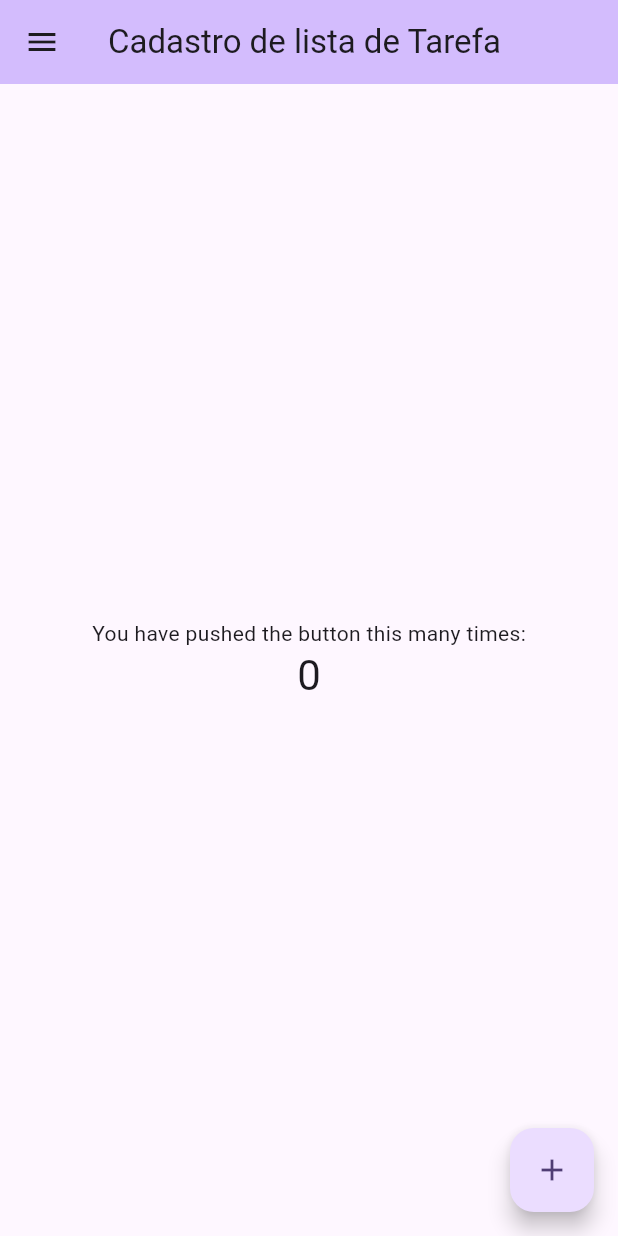
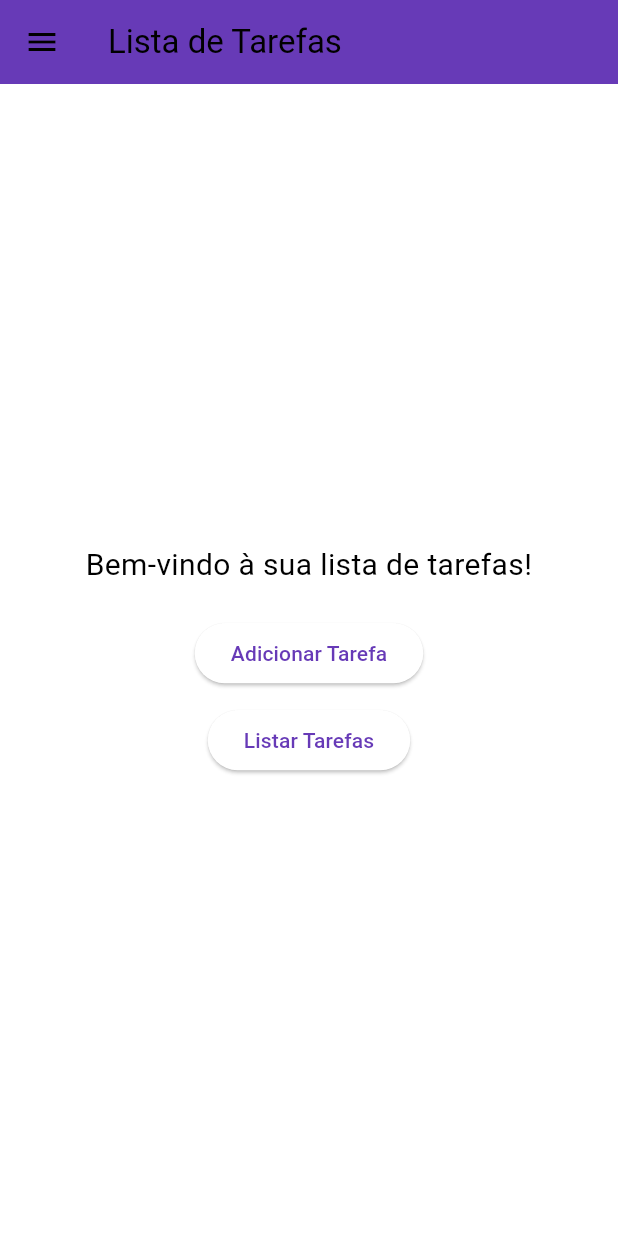
Before and after one commit to Grupo-3-ADS/ToDo-List, a Flutter app: the screen it shows after launch, on a phone screen of 412 x 824 dp. Run offline on Flutter 3.47's test engine with Material 3 defaults, Android fonts, the phone set to English and light mode, and no system bars; our stand-ins replace sqflite, table_calendar; accounts and stored records are empty.

Commit message:
Cadastro básico de tarefa

```diff
--- a/lib/main.dart
+++ b/lib/main.dart
@@ -1,29 +1,34 @@
 import 'package:flutter/material.dart';
-import 'package:lista_tarefas/cadastro_tarefa.dart';
-import 'package:lista_tarefas/lista_tarefa.dart';
+import 'package:lista_tarefas/register_task.dart';
+import 'package:lista_tarefas/task_list.dart';
 
 void main() {
   runApp(const MyApp());
 }
 
 class MyApp extends StatelessWidget {
-  const MyApp({super.key});
+  const MyApp({Key? key}) : super(key: key);
 
   @override
   Widget build(BuildContext context) {
     return MaterialApp(
-      title: 'Cadastro de lista de Tarefa',
+      title: 'Lista de Tarefas',
       theme: ThemeData(
-        colorScheme: ColorScheme.fromSeed(seedColor: Colors.deepPurple),
-        useMaterial3: true,
+        primarySwatch: Colors.deepPurple,
+        colorScheme: ColorScheme.fromSwatch(primarySwatch: Colors.deepPurple),
+        appBarTheme: const AppBarTheme(backgroundColor: Colors.deepPurple),
       ),
-      home: const MyHomePage(title: 'Cadastro de lista de Tarefa'),
+      home: const MyHomePage(title: 'Lista de Tarefas'),
+      routes: {
+        '/register': (context) => const RegisterTask(),
+        '/list': (context) => const TaskList(),
+      },
     );
   }
 }
 
 class MyHomePage extends StatefulWidget {
-  const MyHomePage({super.key, required this.title});
+  const MyHomePage({Key? key, required this.title}) : super(key: key);
 
   final String title;
 
@@ -32,82 +37,66 @@ class MyHomePage extends StatefulWidget {
 }
 
 class _MyHomePageState extends State<MyHomePage> {
-  int _counter = 0;
-
-  void _incrementCounter() {
-    setState(() {
-      _counter++;
-    });
-  }
-
   @override
   Widget build(BuildContext context) {
     return Scaffold(
+      appBar: AppBar(
+        title: Text(widget.title),
+      ),
       drawer: Drawer(
         child: ListView(
           children: [
             UserAccountsDrawerHeader(
-              accountName: Text('Tiago'),
-              accountEmail: Text('tiago@gmail.com'),
+              accountName: Text('Nome do usuário aqui'),
+              accountEmail: Text('email@usuario.com'),
               currentAccountPicture: CircleAvatar(
                 radius: 30.0,
                 backgroundImage: AssetImage('../assets/images/1.png'),
               ),
             ),
             ListTile(
-                leading: Icon(Icons.add),
-                title: Text('Adicionar tarefa'),
-                subtitle: Text('Pode meter aqui'),
-                trailing: Icon(Icons.arrow_forward),
-                onTap: () {
-                  Navigator.push(
-                      context,
-                      MaterialPageRoute(
-                          builder: (context) => cadastroTarefas()));
-                }),
-            ListTile(
-              leading: Icon(Icons.list),
-              title: Text('Minhas tarefas'),
-              subtitle: Text('Tem coisa pra fazer'),
-              trailing: Icon(Icons.arrow_forward),
+              leading: const Icon(Icons.add),
+              title: const Text('Adicionar Tarefa'),
               onTap: () {
-                Navigator.push(context,
-                    MaterialPageRoute(builder: (context) => listaTarefas()));
+                Navigator.pushNamed(context, '/register');
               },
             ),
             ListTile(
-              leading: Icon(Icons.delete),
-              title: Text('Remover tarefas'),
-              subtitle: Text('Vai largar de mão?'),
-              trailing: Icon(Icons.arrow_forward),
-              onTap: null,
+              leading: const Icon(Icons.list),
+              title: const Text('Listar Tarefas'),
+              onTap: () {
+                Navigator.pushNamed(context, '/list');
+              },
             ),
           ],
         ),
-      ),
-      appBar: AppBar(
-        backgroundColor: Theme.of(context).colorScheme.inversePrimary,
-        title: Text(widget.title),
       ),
       body: Center(
         child: Column(
           mainAxisAlignment: MainAxisAlignment.center,
           children: <Widget>[
             const Text(
-              'You have pushed the button this many times:',
+              'Bem-vindo à sua lista de tarefas!',
+              textAlign: TextAlign.center,
+              style: TextStyle(fontSize: 20),
             ),
-            Text(
-              '$_counter',
-              style: Theme.of(context).textTheme.headlineMedium,
+            const SizedBox(height: 20),
+            ElevatedButton(
+              onPressed: () {
+                Navigator.pushNamed(context, '/register');
+              },
+              child: const Text('Adicionar Tarefa'),
+            ),
+            const SizedBox(height: 10),
+            ElevatedButton(
+              onPressed: () {
+                Navigator.pushNamed(context, '/list');
+              },
+              child: const Text('Listar Tarefas'),
             ),
           ],
         ),
       ),
-      floatingActionButton: FloatingActionButton(
-        onPressed: _incrementCounter,
-        tooltip: 'Increment',
-        child: const Icon(Icons.add),
-      ), // This trailing comma makes auto-formatting nicer for build methods.
     );
   }
 }
--- a/pubspec.yaml
+++ b/pubspec.yaml
@@ -32,6 +32,7 @@ dependencies:
     sdk: flutter
   intl: ^0.18.0
   table_calendar: ^3.0.9
+  sqflite: ^2.3.2
 
 
   # The following adds the Cupertino Icons font to your application.
```
Also changed, not shown: lib/cadastro_tarefa.dart (deleted, +0 -117 lines), lib/lista_tarefa.dart (deleted, +0 -44 lines), lib/model.dart (added, +110 -0 lines), lib/register_task.dart (added, +146 -0 lines), lib/task_list.dart (added, +91 -0 lines), pubspec.lock, 1 other file.
